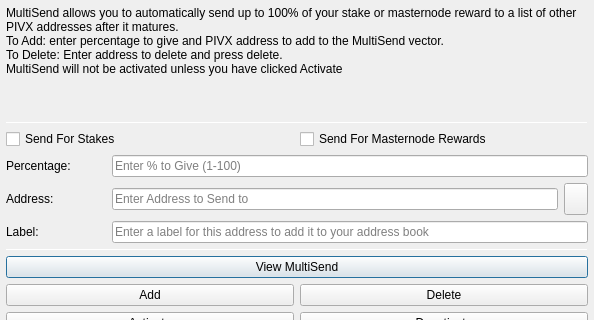
Above: src/qt/forms/multisenddialog.ui from cryptocrowd-xcrc/core-wallet before the change; both pictures show x 0 to 594 and y 0 to 320 of the 594 by 526 pixel window. Below: the same form after it.
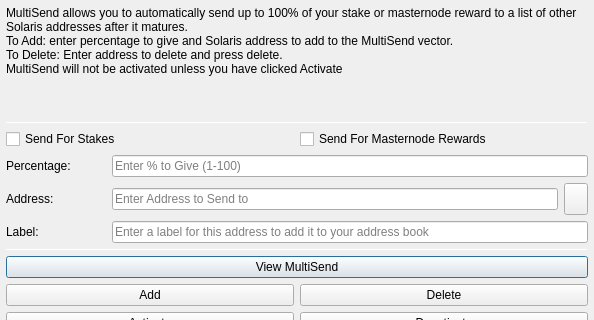
That is the form after the change. Icons and pictures are not drawn.

Patch:
```diff
--- a/src/qt/forms/multisenddialog.ui
+++ b/src/qt/forms/multisenddialog.ui
@@ -37,8 +37,8 @@
         <number>1</number>
        </property>
        <property name="text">
-        <string>MultiSend allows you to automatically send up to 100% of your stake or masternode reward to a list of other PIVX addresses after it matures.
-To Add: enter percentage to give and PIVX address to add to the MultiSend vector.
+        <string>MultiSend allows you to automatically send up to 100% of your stake or masternode reward to a list of other Solaris addresses after it matures.
+To Add: enter percentage to give and Solaris address to add to the MultiSend vector.
 To Delete: Enter address to delete and press delete.
 MultiSend will not be activated unless you have clicked Activate</string>
        </property>
```
Left out of the diff: 4 changed lines with no effect on the pictures.
